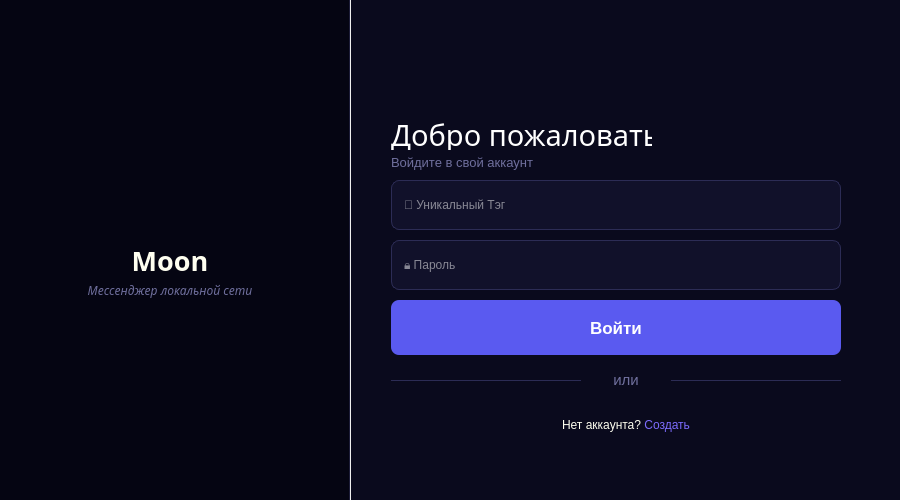
This is aftwindow.ui in ZefirRX/Moon as Qt 5 draws it before an edit. The edited form follows.
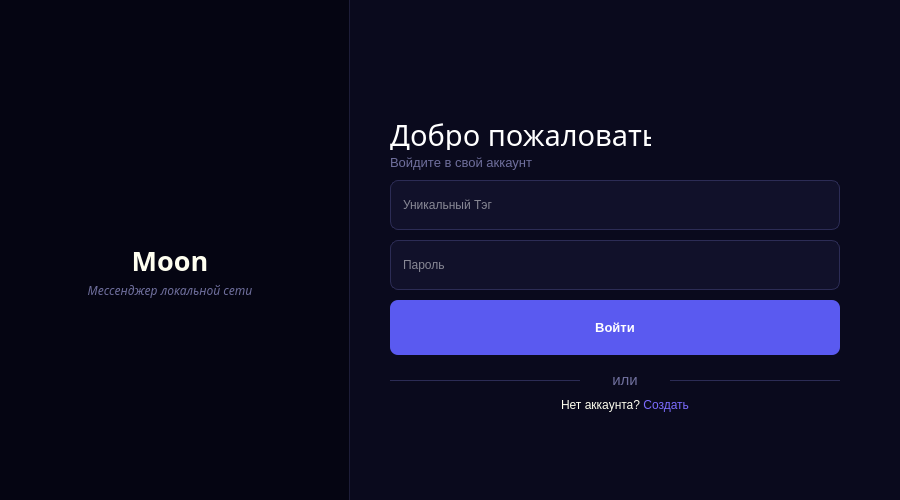
This is the edited form. Icons and pictures are not drawn.

```diff
--- a/aftwindow.ui
+++ b/aftwindow.ui
@@ -119,9 +119,9 @@
    <widget class="QWidget" name="rightPanel" native="true">
     <property name="geometry">
      <rect>
-      <x>351</x>
+      <x>350</x>
       <y>0</y>
-      <width>550</width>
+      <width>551</width>
       <height>520</height>
      </rect>
     </property>
@@ -200,7 +200,7 @@
 }</string>
      </property>
      <property name="placeholderText">
-      <string>🔖 Уникальный Тэг</string>
+      <string>Уникальный Тэг</string>
      </property>
     </widget>
     <widget class="QLineEdit" name="EditPassword">
@@ -222,7 +222,7 @@
 }</string>
      </property>
      <property name="placeholderText">
-      <string>🔒 Пароль</string>
+      <string>Пароль</string>
      </property>
     </widget>
     <widget class="QPushButton" name="ButtonAftor">
@@ -236,7 +236,7 @@
      </property>
      <property name="font">
       <font>
-       <pointsize>13</pointsize>
+       <pointsize>10</pointsize>
        <bold>true</bold>
       </font>
      </property>
@@ -292,6 +292,7 @@
      </property>
      <property name="font">
       <font>
+       <family>Segoe UI</family>
        <pointsize>11</pointsize>
        <bold>false</bold>
       </font>
@@ -331,7 +332,7 @@
      <property name="geometry">
       <rect>
        <x>140</x>
-       <y>410</y>
+       <y>390</y>
        <width>270</width>
        <height>30</height>
       </rect>
@@ -344,7 +345,7 @@
 font-size: 12px;</string>
      </property>
      <property name="text">
-      <string>Нет аккаунта? &lt;a href=&quot;#&quot; style=&quot;color:#7C6CFF; text-decoration: none;&quot;&gt;Создать&lt;/a&gt;</string>
+      <string>Нет аккаунта? &lt;a href=&quot;loginwin&quot; style=&quot;color:#7C6CFF; text-decoration: none;&quot;&gt;Создать&lt;/a&gt;</string>
      </property>
      <property name="textFormat">
       <enum>Qt::TextFormat::RichText</enum>
```
Left out of the diff: 16 changed lines with no effect on the pictures.
